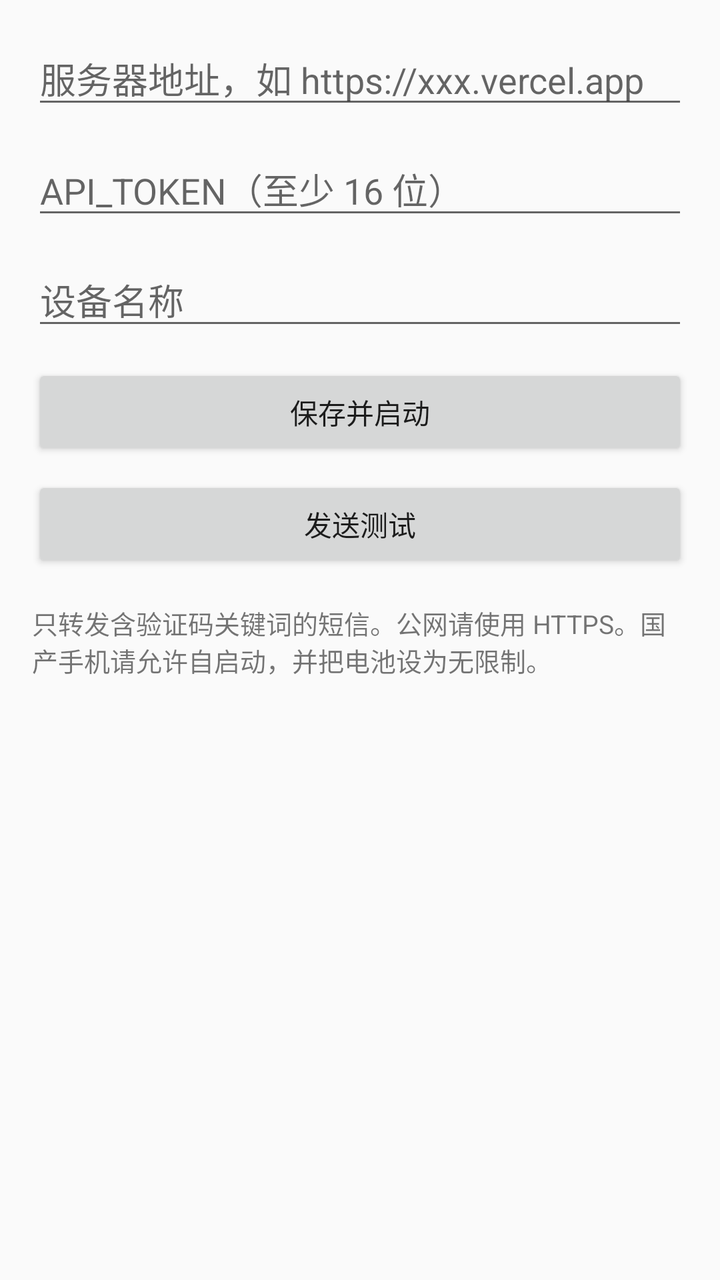
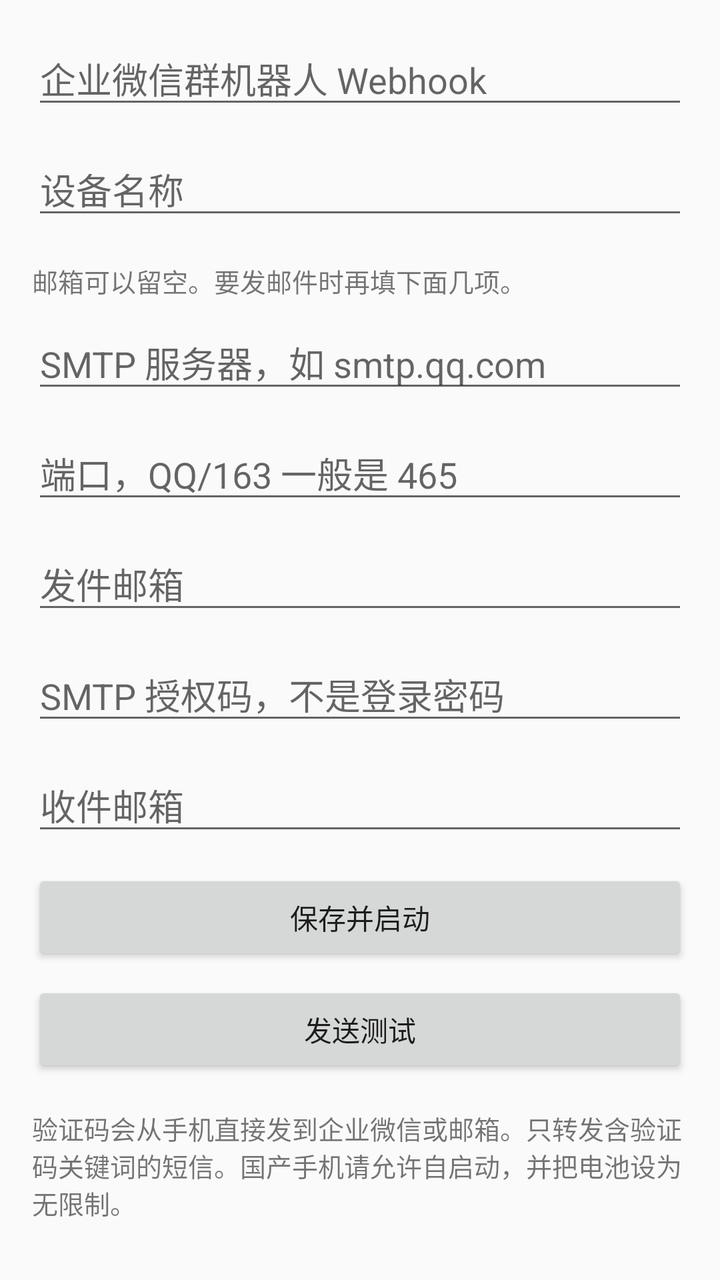

Screens rendered from an Android XML layout before and after an edit, with the pre-edit source and the edit as a unified diff.
<!-- AndroidManifest.xml: application theme Theme.AppCompat.Light.DarkActionBar -->
<!-- res/layout/activity_main.xml -->
<LinearLayout xmlns:android="http://schemas.android.com/apk/res/android"
  android:orientation="vertical"
  android:padding="16dp"
  android:layout_width="match_parent"
  android:layout_height="match_parent">
  <EditText
    android:id="@+id/url"
    android:hint="服务器地址，如 https://xxx.vercel.app"
    android:inputType="textUri"
    android:singleLine="true"
    android:layout_width="match_parent"
    android:layout_height="wrap_content"/>
  <EditText
    android:id="@+id/token"
    android:hint="API_TOKEN（至少 16 位）"
    android:inputType="textPassword"
    android:singleLine="true"
    android:layout_marginTop="12dp"
    android:layout_width="match_parent"
    android:layout_height="wrap_content"/>
  <EditText
    android:id="@+id/device"
    android:hint="设备名称"
    android:singleLine="true"
    android:layout_marginTop="12dp"
    android:layout_width="match_parent"
    android:layout_height="wrap_content"/>
  <Button
    android:id="@+id/save"
    android:text="保存并启动"
    android:layout_marginTop="12dp"
    android:layout_width="match_parent"
    android:layout_height="wrap_content"/>
  <Button
    android:id="@+id/test"
    android:text="发送测试"
    android:layout_marginTop="8dp"
    android:layout_width="match_parent"
    android:layout_height="wrap_content"/>
  <TextView
    android:layout_width="match_parent"
    android:layout_height="wrap_content"
    android:layout_marginTop="16dp"
    android:textSize="13sp"
    android:text="只转发含验证码关键词的短信。公网请使用 HTTPS。国产手机请允许自启动，并把电池设为无限制。"/>
</LinearLayout>
<!-- resources referenced by this layout -->
<resources>

</resources>

<!-- the commit's change to res/layout/activity_main.xml (unified diff, before → after) -->
@@ -1,46 +1,87 @@
-<LinearLayout xmlns:android="http://schemas.android.com/apk/res/android"
-  android:orientation="vertical"
-  android:padding="16dp"
+<ScrollView xmlns:android="http://schemas.android.com/apk/res/android"
   android:layout_width="match_parent"
   android:layout_height="match_parent">
-  <EditText
-    android:id="@+id/url"
-    android:hint="服务器地址，如 https://xxx.vercel.app"
-    android:inputType="textUri"
-    android:singleLine="true"
+  <LinearLayout
+    android:orientation="vertical"
+    android:padding="16dp"
     android:layout_width="match_parent"
-    android:layout_height="wrap_content"/>
-  <EditText
-    android:id="@+id/token"
-    android:hint="API_TOKEN（至少 16 位）"
-    android:inputType="textPassword"
-    android:singleLine="true"
-    android:layout_marginTop="12dp"
-    android:layout_width="match_parent"
-    android:layout_height="wrap_content"/>
-  <EditText
-    android:id="@+id/device"
-    android:hint="设备名称"
-    android:singleLine="true"
-    android:layout_marginTop="12dp"
-    android:layout_width="match_parent"
-    android:layout_height="wrap_content"/>
-  <Button
-    android:id="@+id/save"
-    android:text="保存并启动"
-    android:layout_marginTop="12dp"
-    android:layout_width="match_parent"
-    android:layout_height="wrap_content"/>
-  <Button
-    android:id="@+id/test"
-    android:text="发送测试"
-    android:layout_marginTop="8dp"
-    android:layout_width="match_parent"
-    android:layout_height="wrap_content"/>
-  <TextView
-    android:layout_width="match_parent"
-    android:layout_height="wrap_content"
-    android:layout_marginTop="16dp"
-    android:textSize="13sp"
-    android:text="只转发含验证码关键词的短信。公网请使用 HTTPS。国产手机请允许自启动，并把电池设为无限制。"/>
-</LinearLayout>
+    android:layout_height="wrap_content">
+    <EditText
+      android:id="@+id/webhook"
+      android:hint="企业微信群机器人 Webhook"
+      android:inputType="textUri"
+      android:singleLine="true"
+      android:layout_width="match_parent"
+      android:layout_height="wrap_content"/>
+    <EditText
+      android:id="@+id/device"
+      android:hint="设备名称"
+      android:singleLine="true"
+      android:layout_marginTop="12dp"
+      android:layout_width="match_parent"
+      android:layout_height="wrap_content"/>
+    <TextView
+      android:layout_width="match_parent"
+      android:layout_height="wrap_content"
+      android:layout_marginTop="16dp"
+      android:text="邮箱可以留空。要发邮件时再填下面几项。"
+      android:textSize="13sp"/>
+    <EditText
+      android:id="@+id/smtpHost"
+      android:hint="SMTP 服务器，如 smtp.qq.com"
+      android:singleLine="true"
+      android:layout_marginTop="8dp"
+      android:layout_width="match_parent"
+      android:layout_height="wrap_content"/>
+    <EditText
+      android:id="@+id/smtpPort"
+      android:hint="端口，QQ/163 一般是 465"
+      android:inputType="number"
+      android:singleLine="true"
+      android:layout_marginTop="12dp"
+      android:layout_width="match_parent"
+      android:layout_height="wrap_content"/>
+    <EditText
+      android:id="@+id/smtpUser"
+      android:hint="发件邮箱"
+      android:inputType="textEmailAddress"
+      android:singleLine="true"
+      android:layout_marginTop="12dp"
+      android:layout_width="match_parent"
+      android:layout_height="wrap_content"/>
+    <EditText
+      android:id="@+id/smtpPass"
+      android:hint="SMTP 授权码，不是登录密码"
+      android:inputType="textPassword"
+      android:singleLine="true"
+      android:layout_marginTop="12dp"
+      android:layout_width="match_parent"
+      android:layout_height="wrap_content"/>
+    <EditText
+      android:id="@+id/mailTo"
+      android:hint="收件邮箱"
+      android:inputType="textEmailAddress"
+      android:singleLine="true"
+      android:layout_marginTop="12dp"
+      android:layout_width="match_parent"
+      android:layout_height="wrap_content"/>
+    <Button
+      android:id="@+id/save"
+      android:text="保存并启动"
+      android:layout_marginTop="12dp"
+      android:layout_width="match_parent"
+      android:layout_height="wrap_content"/>
+    <Button
+      android:id="@+id/test"
+      android:text="发送测试"
+      android:layout_marginTop="8dp"
+      android:layout_width="match_parent"
+      android:layout_height="wrap_content"/>
+    <TextView
+      android:layout_width="match_parent"
+      android:layout_height="wrap_content"
+      android:layout_marginTop="16dp"
+      android:textSize="13sp"
+      android:text="验证码会从手机直接发到企业微信或邮箱。只转发含验证码关键词的短信。国产手机请允许自启动，并把电池设为无限制。"/>
+  </LinearLayout>
+</ScrollView>
